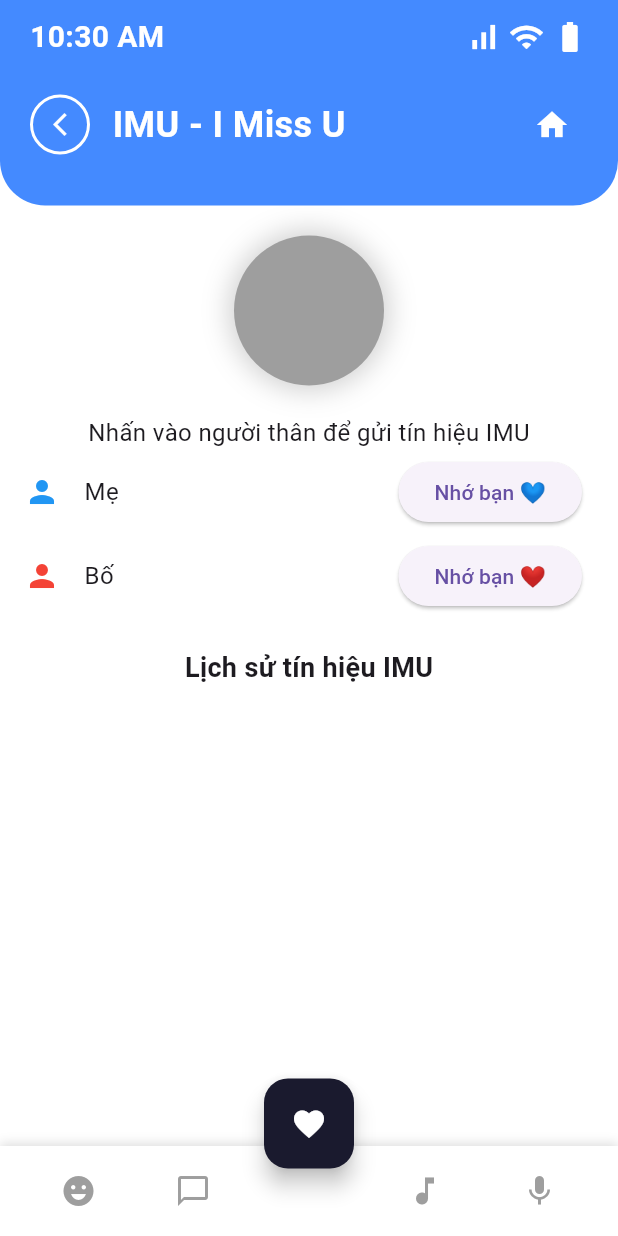
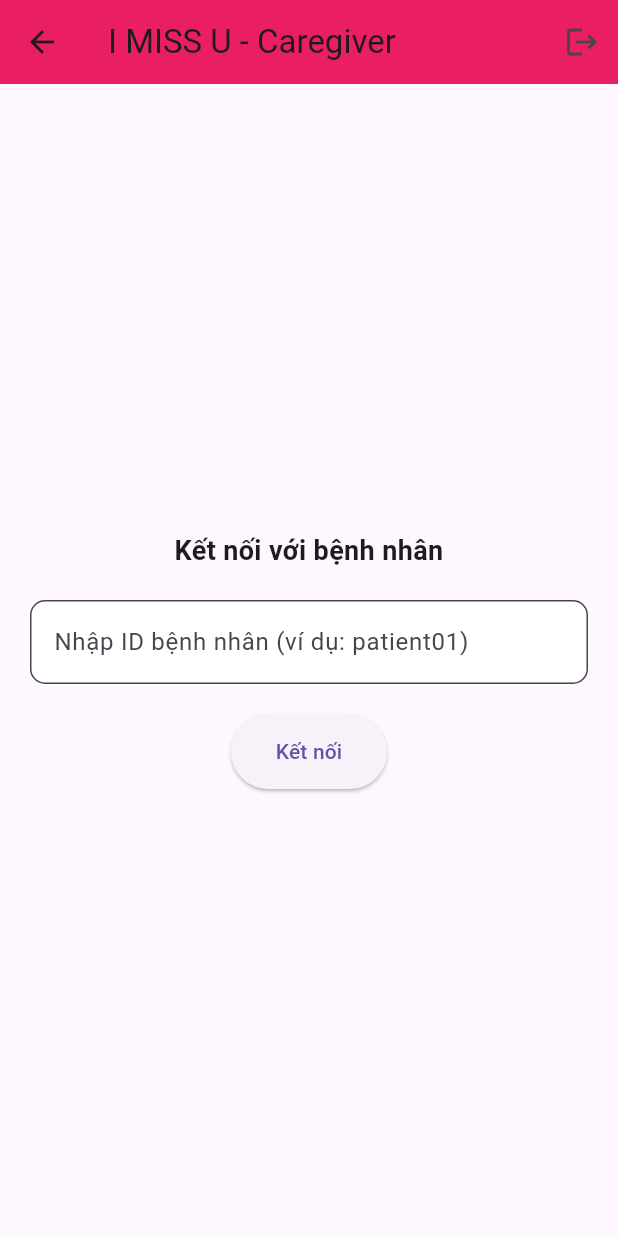
Before and after one commit to Kienakathatguy/misoul_app, a Flutter app: the IMUScreen screen opened by its route, on a phone screen of 412 x 824 dp. Run offline on Flutter 3.47's test engine with Material 3 defaults, Android fonts, the light colour scheme and no system bars; our stand-ins replace cloud_firestore, file_picker, firebase_auth, firebase_core, firebase_storage, fl_chart and 6 more; missing offline and left inert: flutter_facebook_auth, flutter_sound; accounts and stored records are empty.

Commit message:
Update IMU

```diff
--- a/lib/screens/imu_screen.dart
+++ b/lib/screens/imu_screen.dart
@@ -1,235 +1,236 @@
 import 'package:flutter/material.dart';
+import 'package:cloud_firestore/cloud_firestore.dart';
+import 'package:firebase_core/firebase_core.dart';
 
 class IMUScreen extends StatefulWidget {
-  const IMUScreen({super.key});
+  const IMUScreen({Key? key}) : super(key: key);
 
   @override
-  IMUScreenState createState() => IMUScreenState();
+  State<IMUScreen> createState() => _IMUScreenState();
 }
 
-class IMUScreenState extends State<IMUScreen> {
-  Color _lightColor = Colors.grey; // Màu mặc định của ánh sáng
-  bool _isBlinking = false; // Trạng thái tránh spam IMU
-  List<String> _history = []; // Lịch sử các tín hiệu IMU
+class _IMUScreenState extends State<IMUScreen> {
+  final FirebaseFirestore _firestore = FirebaseFirestore.instance;
+  final TextEditingController _patientIdController = TextEditingController();
 
-  // Hàm bật hiệu ứng ánh sáng (Nhấp nháy 2 lần)
-  Future<void> _sendIMU(Color color, String name) async {
-    if (_isBlinking) return; // Nếu đang nhấp nháy, không chạy tiếp
-    setState(() => _isBlinking = true);
+  String _currentPatientId = '';
+  bool _isConnected = false;
+  bool _isSending = false;
 
-    for (int i = 0; i < 4; i++) {
-      await Future.delayed(const Duration(milliseconds: 500)); // Chờ 500ms
-      if (!mounted) return; // Kiểm tra xem widget còn tồn tại không
-      setState(() {
-        _lightColor = (_lightColor == Colors.grey) ? color : Colors.grey;
-      });
+  final String _caregiverId = 'caregiver01';
+  final String _caregiverName = 'Người chăm sóc';
+
+  @override
+  void initState() {
+    super.initState();
+    _initializeFirebase();
   }
 
-    // Thêm tín hiệu vào lịch sử
-    setState(() {
-      _history.insert(0, 'Sent by: $name at ${TimeOfDay.now().format(context)}');
-      _isBlinking = false;
-      _lightColor = Colors.grey; // Reset về màu ban đầu
-    });
+  Future<void> _initializeFirebase() async {
+    await Firebase.initializeApp();
   }
 
-  // Navigate to different screens
-  void _navigateTo(BuildContext context, String route) {
-    Navigator.pushReplacementNamed(context, route);
+  Future<void> _sendMissYouMessage() async {
+    if (!_isConnected) return;
+
+    setState(() => _isSending = true);
+
+    try {
+      await _firestore.collection('imuMessages').add({
+        'senderId': _caregiverId,
+        'receiverId': _currentPatientId,
+        'messageType': 'miss_you',
+        'messageText': '$_caregiverName đã gửi lời thương yêu tới bạn',
+        'timestamp': FieldValue.serverTimestamp(),
+        'read': false,
+      });
+
+      ScaffoldMessenger.of(context).showSnackBar(
+        const SnackBar(
+          content: Text('Đã gửi "I miss you" thành công!'),
+          backgroundColor: Colors.green,
+        ),
+      );
+    } catch (e) {
+      ScaffoldMessenger.of(context).showSnackBar(
+        SnackBar(
+          content: Text('Lỗi: ${e.toString()}'),
+          backgroundColor: Colors.red,
+        ),
+      );
+    } finally {
+      setState(() => _isSending = false);
+    }
+  }
+
+  void _connectToPatient() async {
+    final patientId = _patientIdController.text.trim();
+    if (patientId.isEmpty) {
+      ScaffoldMessenger.of(context).showSnackBar(
+        const SnackBar(
+          content: Text('Vui lòng nhập ID của patient'),
+          backgroundColor: Colors.red,
+        ),
+      );
+      return;
+    }
+
+    final snapshot = await _firestore.collection('users').where('id', isEqualTo: patientId).get();
+
+    if (snapshot.docs.isNotEmpty) {
+      final userData = snapshot.docs.first.data();
+      if (userData['userType'] == 'patient') {
+        setState(() {
+          _isConnected = true;
+          _currentPatientId = patientId;
+        });
+
+        ScaffoldMessenger.of(context).showSnackBar(
+          SnackBar(
+            content: Text('Đã kết nối với patient $patientId'),
+            backgroundColor: Colors.green,
+          ),
+        );
+      } else {
+        ScaffoldMessenger.of(context).showSnackBar(
+          const SnackBar(
+            content: Text('ID này không phải của patient'),
+            backgroundColor: Colors.red,
+          ),
+        );
+      }
+    } else {
+      ScaffoldMessenger.of(context).showSnackBar(
+        const SnackBar(
+          content: Text('Không tìm thấy patient với ID này'),
+          backgroundColor: Colors.red,
+        ),
+      );
+    }
+  }
+
+  @override
+  void dispose() {
+    _patientIdController.dispose();
+    super.dispose();
   }
 
   @override
   Widget build(BuildContext context) {
     return Scaffold(
-      backgroundColor: Colors.white,
-      appBar: PreferredSize(
-        preferredSize: Size.fromHeight(0),
-        child: AppBar(
-          backgroundColor: Colors.blueAccent, // Màu khác thay vì hồng
-          elevation: 0,
-        ),
-      ),
-      body: Column(
-        children: [
-          // Top section with status bar time
-          Container(
-            padding: EdgeInsets.fromLTRB(20, 10, 20, 30),
-            decoration: BoxDecoration(
-              color: Colors.blueAccent,
-              borderRadius: BorderRadius.vertical(bottom: Radius.circular(30)),
-            ),
-            child: Column(
-              children: [
-                // Status bar time
-                Row(
-                  mainAxisAlignment: MainAxisAlignment.spaceBetween,
-                  children: [
-                    Text(
-                      TimeOfDay.now().format(context), // Hiển thị giờ hiện tại
-                      style: TextStyle(color: Colors.white, fontSize: 20, fontWeight: FontWeight.bold),
-                    ),
-                    Row(
-                      children: [
-                        Icon(Icons.signal_cellular_alt, color: Colors.white),
-                        SizedBox(width: 5),
-                        Icon(Icons.wifi, color: Colors.white),
-                        SizedBox(width: 5),
-                        Icon(Icons.battery_full, color: Colors.white),
-                      ],
+      appBar: AppBar(
+        title: const Text('I MISS U - Caregiver'),
+        backgroundColor: Colors.pink,
+        actions: [
+          IconButton(
+            icon: const Icon(Icons.logout),
+            onPressed: () {
+              setState(() {
+                _isConnected = false;
+                _currentPatientId = '';
+              });
+            },
+            tooltip: 'Ngắt kết nối',
           ),
         ],
       ),
-                SizedBox(height: 20),
-
-                // Title with back button and home button
-                Row(
+      body: Center(
+        child: Padding(
+          padding: const EdgeInsets.all(20.0),
+          child: Column(
+            mainAxisAlignment: MainAxisAlignment.center,
             children: [
-                    GestureDetector(
-                      onTap: () => Navigator.pop(context), // Back button
-                      child: Container(
-                        width: 40,
-                        height: 40,
-                        decoration: BoxDecoration(
-                          shape: BoxShape.circle,
-                          border: Border.all(color: Colors.white, width: 2),
+              if (!_isConnected) ...[
+                const Text(
+                  'Kết nối với bệnh nhân',
+                  style: TextStyle(fontSize: 18.0, fontWeight: FontWeight.bold),
+                  textAlign: TextAlign.center,
                 ),
-                        child: Icon(Icons.arrow_back_ios_new, color: Colors.white, size: 18),
+                const SizedBox(height: 20.0),
+                TextField(
+                  controller: _patientIdController,
+                  decoration: InputDecoration(
+                    hintText: 'Nhập ID bệnh nhân (ví dụ: patient01)',
+                    fillColor: Colors.white,
+                    filled: true,
+                    border: OutlineInputBorder(
+                      borderRadius: BorderRadius.circular(10.0),
                     ),
                   ),
-                    SizedBox(width: 15),
-                    Text(
-                      'IMU - I Miss U',
-                      style: TextStyle(
-                        color: Colors.white,
-                        fontSize: 24,
-                        fontWeight: FontWeight.bold,
+                ),
+                const SizedBox(height: 20.0),
+                ElevatedButton(
+                  style: ElevatedButton.styleFrom(
+                    padding: const EdgeInsets.symmetric(horizontal: 30.0, vertical: 15.0),
+                    shape: RoundedRectangleBorder(
+                      borderRadius: BorderRadius.circular(30.0),
                     ),
                   ),
-                    Spacer(),
-                    // Home button
-                    IconButton(
-                      icon: Icon(Icons.home, color: Colors.white),
-                      onPressed: () => _navigateTo(context, '/home'),
+                  onPressed: _connectToPatient,
+                  child: const Text('Kết nối'),
+                ),
+              ] else ...[
+                Text(
+                  'Đã kết nối với Patient ID: $_currentPatientId',
+                  style: const TextStyle(fontSize: 18.0, fontWeight: FontWeight.bold),
+                  textAlign: TextAlign.center,
+                ),
+                const SizedBox(height: 40.0),
+                GestureDetector(
+                  onTap: _isSending ? null : _sendMissYouMessage,
+                  child: Container(
+                    width: 200.0,
+                    height: 200.0,
+                    decoration: BoxDecoration(
+                      color: Colors.white,
+                      shape: BoxShape.circle,
+                      boxShadow: [
+                        BoxShadow(
+                          color: Colors.pink.withOpacity(0.3),
+                          spreadRadius: 5,
+                          blurRadius: 7,
+                          offset: const Offset(0, 3),
                         ),
                       ],
                     ),
-              ],
+                    child: Center(
+                      child: _isSending
+                          ? const CircularProgressIndicator(color: Colors.pink)
+                          : const Icon(
+                        Icons.favorite,
+                        color: Colors.pink,
+                        size: 100.0,
                       ),
                     ),
-
-          SizedBox(height: 20),
-
-          // The light circle with AnimatedSwitcher for smooth effect
-          AnimatedSwitcher(
-            duration: const Duration(milliseconds: 300),
-            child: AnimatedContainer(
-              key: ValueKey<Color>(_lightColor),
-              duration: const Duration(milliseconds: 500),
-              width: 100,
-              height: 100,
-              decoration: BoxDecoration(
-                shape: BoxShape.circle,
-                color: _lightColor, // Màu thay đổi khi nhận IMU
-                boxShadow: [
-                  BoxShadow(
-                    color: _lightColor.withOpacity(0.5),
-                    blurRadius: 15,
-                    spreadRadius: 3,
                   ),
+                ),
+                const SizedBox(height: 20.0),
+                const Text(
+                  'Chạm vào trái tim để gửi "I miss you"',
+                  style: TextStyle(fontSize: 16.0),
+                  textAlign: TextAlign.center,
+                ),
+                const SizedBox(height: 40.0),
+                ElevatedButton(
+                  style: ElevatedButton.styleFrom(
+                    padding: const EdgeInsets.symmetric(horizontal: 30.0, vertical: 15.0),
+                    shape: RoundedRectangleBorder(
+                      borderRadius: BorderRadius.circular(30.0),
+                    ),
+                  ),
+                  onPressed: () {
+                    setState(() {
+                      _isConnected = false;
+                      _currentPatientId = '';
+                    });
+                  },
+                  child: const Text('Ngắt kết nối'),
+                ),
+              ],
             ],
           ),
         ),
       ),
-          const SizedBox(height: 20),
-          const Text("Nhấn vào người thân để gửi tín hiệu IMU", style: TextStyle(fontSize: 16)),
-
-          // List of family members
-          ListTile(
-            leading: const Icon(Icons.person, color: Colors.blue),
-            title: const Text("Mẹ"),
-            trailing: ElevatedButton(
-              onPressed: () => _sendIMU(Colors.blue, "Mẹ"), // Blue for mother
-              child: const Text("Nhớ bạn 💙"),
-            ),
-          ),
-          ListTile(
-            leading: const Icon(Icons.person, color: Colors.red),
-            title: const Text("Bố"),
-            trailing: ElevatedButton(
-              onPressed: () => _sendIMU(Colors.red, "Bố"), // Red for father
-              child: const Text("Nhớ bạn ❤️"),
-            ),
-          ),
-
-          // History of sent IMUs
-          SizedBox(height: 20),
-          const Text(
-            "Lịch sử tín hiệu IMU",
-            style: TextStyle(fontSize: 18, fontWeight: FontWeight.bold),
-          ),
-          Expanded(
-            child: ListView.builder(
-              itemCount: _history.length,
-              itemBuilder: (context, index) {
-                return ListTile(
-                  leading: Icon(Icons.history, color: Colors.grey),
-                  title: Text(_history[index]),
-                );
-              },
-            ),
-          ),
-        ],
-      ),
-
-      // Bottom navigation bar (feature bar)
-      bottomNavigationBar: Container(
-        height: 60,
-        decoration: BoxDecoration(
-          color: Colors.white,
-          boxShadow: [
-            BoxShadow(
-              color: Colors.black12,
-              blurRadius: 5,
-              offset: Offset(0, -2),
-            ),
-          ],
-        ),
-        child: Row(
-          mainAxisAlignment: MainAxisAlignment.spaceEvenly,
-          children: [
-            IconButton(
-              icon: Icon(Icons.emoji_emotions, color: Colors.grey),
-              onPressed: () => _navigateTo(context, '/mood_tracker'),
-            ),
-            IconButton(
-              icon: Icon(Icons.chat_bubble_outline, color: Colors.grey),
-              onPressed: () => _navigateTo(context, '/chatbot'),
-            ),
-            SizedBox(width: 50), // Space for FAB
-            IconButton(
-              icon: Icon(Icons.music_note, color: Colors.grey),
-              onPressed: () => _navigateTo(context, '/healing'),
-            ),
-            IconButton(
-              icon: Icon(Icons.mic, color: Colors.grey),
-              onPressed: () => _navigateTo(context, '/voice_recorder'),
-            ),
-          ],
-        ),
-      ),
-
-      // Floating action button (IMU signal button)
-      floatingActionButton: Container(
-        height: 60,
-        width: 60,
-        margin: EdgeInsets.only(bottom: 30),
-        child: FloatingActionButton(
-          backgroundColor: Color(0xFF1A1A2E),
-          child: Icon(Icons.favorite, color: Colors.white),
-          onPressed: () => {}, // Current screen (IMU tracker)
-        ),
-      ),
-      floatingActionButtonLocation: FloatingActionButtonLocation.centerDocked,
     );
   }
 }
```
Lines whose indentation alone changed are shown as unchanged.
